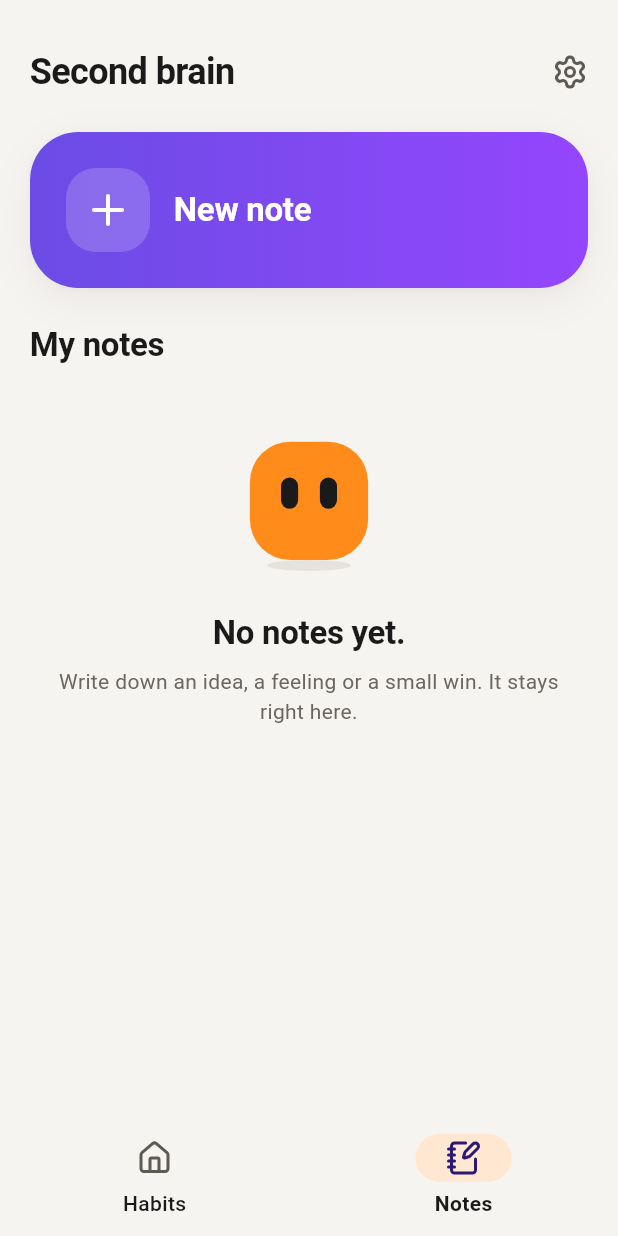
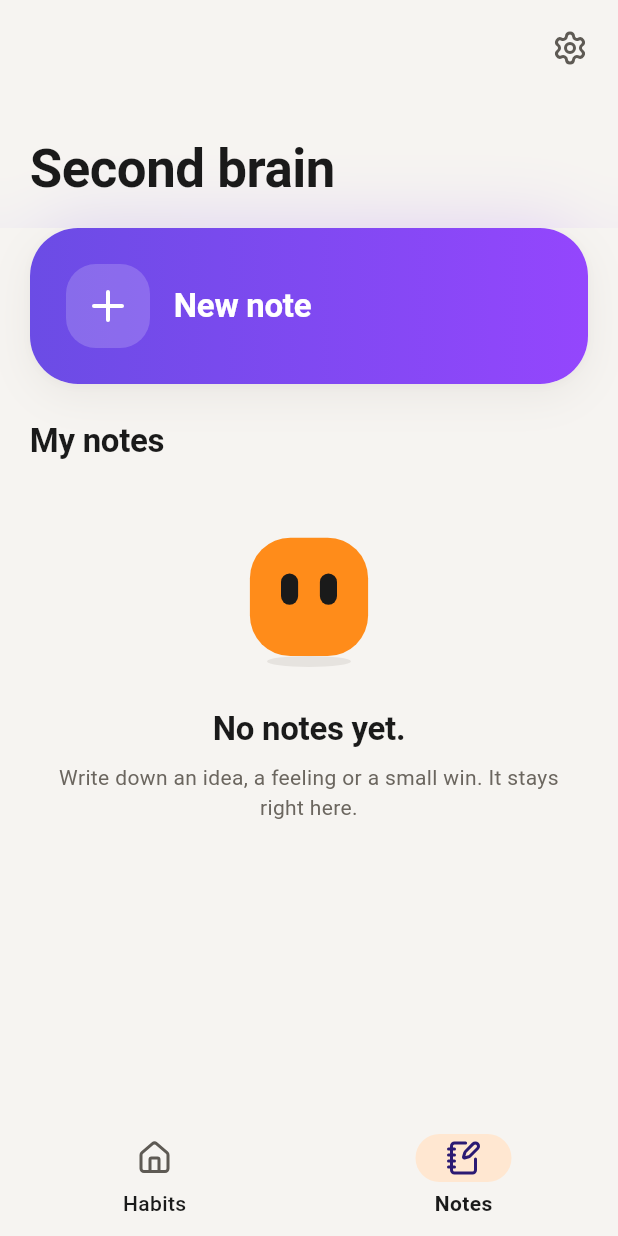
Before and after one commit to Paul-Carouge/Komit-app, a Flutter app: the NotesScreen screen opened by its route, on a phone screen of 412 x 824 dp. Run offline on Flutter 3.47's test engine with Material 3 defaults, Android fonts, the phone set to English and light mode, and no system bars; our stand-ins replace drift, drift_flutter, file_picker, fl_chart, flutter_local_notifications, flutter_riverpod and 5 more; accounts and stored records are empty; generated files the repository leaves out were written again.

Commit message:
feat(dashboard): list habits with a two-week strip and a log-today button
- Habits are rows instead of a two-column grid (user feedback): title, last
  activity, the last 14 days and a round button to log today directly.
- Komo moves next to the settings button so the collapsing title never
  slides under it.
- Notes, settings, editor and detail containers use soft lifted cards;
  notes get the large frosted title.
- One shared flow opens the log sheet and saves with haptics, used by the
  dashboard and the habit detail screen.

Co-Authored-By: Claude Opus 5.5 <noreply@anthropic.com>

```diff
--- a/lib/features/habit_details/streak_cards.dart
+++ b/lib/features/habit_details/streak_cards.dart
@@ -69,7 +69,11 @@ class _StreakCard extends StatelessWidget {
     return MergeSemantics(
       child: Container(
         padding: const EdgeInsets.all(AppSpacing.large),
-        decoration: BoxDecoration(color: backgroundColor, borderRadius: BorderRadius.circular(AppRadii.tile)),
+        decoration: BoxDecoration(
+          color: backgroundColor,
+          borderRadius: BorderRadius.circular(AppRadii.tile),
+          boxShadow: AppShadows.card(KomitColors.of(context).cardShadow),
+        ),
         child: Column(
           crossAxisAlignment: CrossAxisAlignment.start,
           children: [
--- a/lib/features/notes/notes_screen.dart
+++ b/lib/features/notes/notes_screen.dart
@@ -25,34 +25,19 @@ class NotesScreen extends ConsumerWidget {
     final notes = ref.watch(notesProvider);
     final dateFormat = DateFormat.yMMMd(Localizations.localeOf(context).toLanguageTag()).add_Hm();
     return Scaffold(
-      body: SafeArea(
-        bottom: false,
-        child: CustomScrollView(
+      body: CustomScrollView(
         slivers: [
-            SliverPadding(
-              padding: const EdgeInsets.fromLTRB(
-                AppSpacing.screenGutter,
-                AppSpacing.extraLarge,
-                AppSpacing.small,
-                AppSpacing.large,
-              ),
-              sliver: SliverToBoxAdapter(
-                child: Row(
-                  children: [
-                    Expanded(
-                      child: Semantics(
-                        header: true,
-                        child: Text(localizations.secondBrain, style: textTheme.headlineSmall),
-                      ),
-                    ),
+          LargeTitleSliverAppBar(
+            title: localizations.secondBrain,
+            leading: const SizedBox.shrink(),
+            actions: [
               IconButton(
                 tooltip: localizations.settingsTooltip,
                 onPressed: () => context.push(AppRoutes.settings),
                 icon: const Icon(LucideIcons.settings),
               ),
+              const SizedBox(width: AppSpacing.small),
             ],
-                ),
-              ),
           ),
           const SliverPadding(
             padding: EdgeInsets.symmetric(horizontal: AppSpacing.screenGutter),
@@ -71,11 +56,12 @@ class NotesScreen extends ConsumerWidget {
               ),
             ),
             AsyncData(value: final notes) => SliverPadding(
-                padding: const EdgeInsets.fromLTRB(
+              // The bottom inset is the frosted navigation bar the list scrolls under.
+              padding: EdgeInsets.fromLTRB(
                 AppSpacing.screenGutter,
                 0,
                 AppSpacing.screenGutter,
-                  AppSpacing.extraLarge,
+                AppSpacing.extraLarge + MediaQuery.paddingOf(context).bottom,
               ),
               sliver: SliverList.separated(
                 itemCount: notes.length,
@@ -107,7 +93,6 @@ class NotesScreen extends ConsumerWidget {
             ),
           },
         ],
-        ),
       ),
     );
   }
--- a/lib/features/shared/shared_widgets.dart
+++ b/lib/features/shared/shared_widgets.dart
@@ -122,6 +122,7 @@ class SoftCard extends StatelessWidget {
     return DecoratedBox(
       decoration: ShapeDecoration(shape: shape, shadows: AppShadows.card(KomitColors.of(context).cardShadow)),
       child: Card(
+        clipBehavior: Clip.antiAlias,
         child: Padding(padding: padding, child: child),
       ),
     );
```
Also changed, not shown: lib/features/dashboard/dashboard_screen.dart (+90 -65 lines), lib/features/habit_details/habit_details_screen.dart (+4 -25 lines), lib/features/habit_details/log_day_sheet.dart (+38 -0 lines), lib/features/habit_editor/habit_editor_screen.dart (+6 -4 lines), lib/features/settings/settings_screen.dart (+6 -3 lines). Lines whose indentation alone changed are shown as unchanged.
